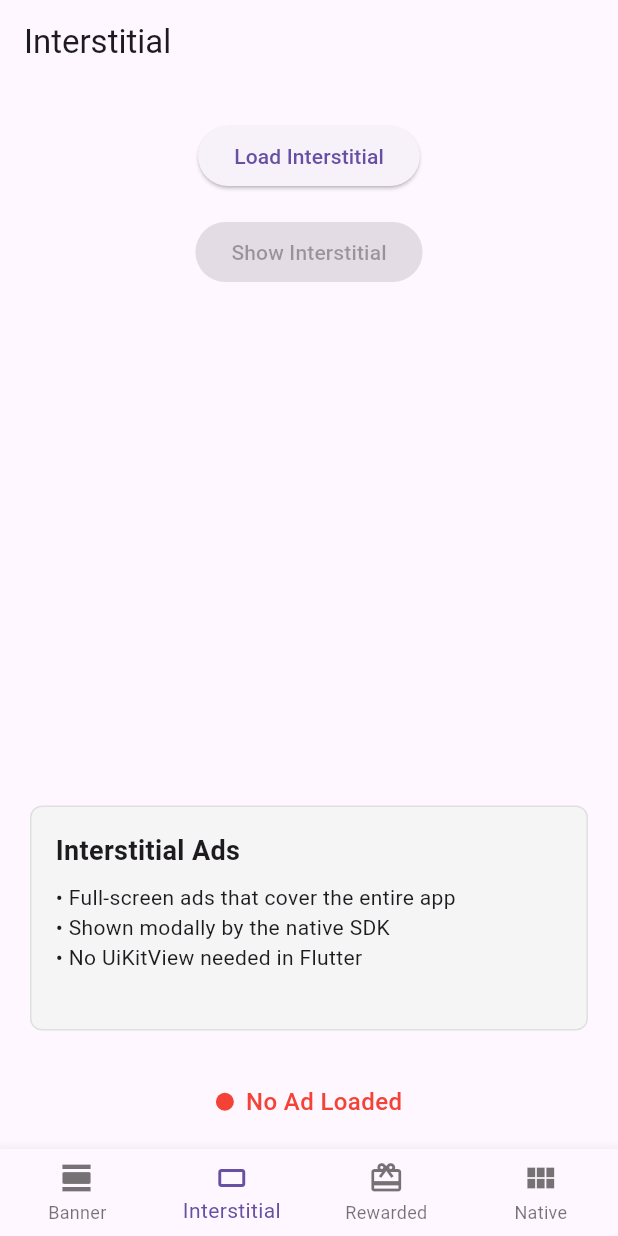
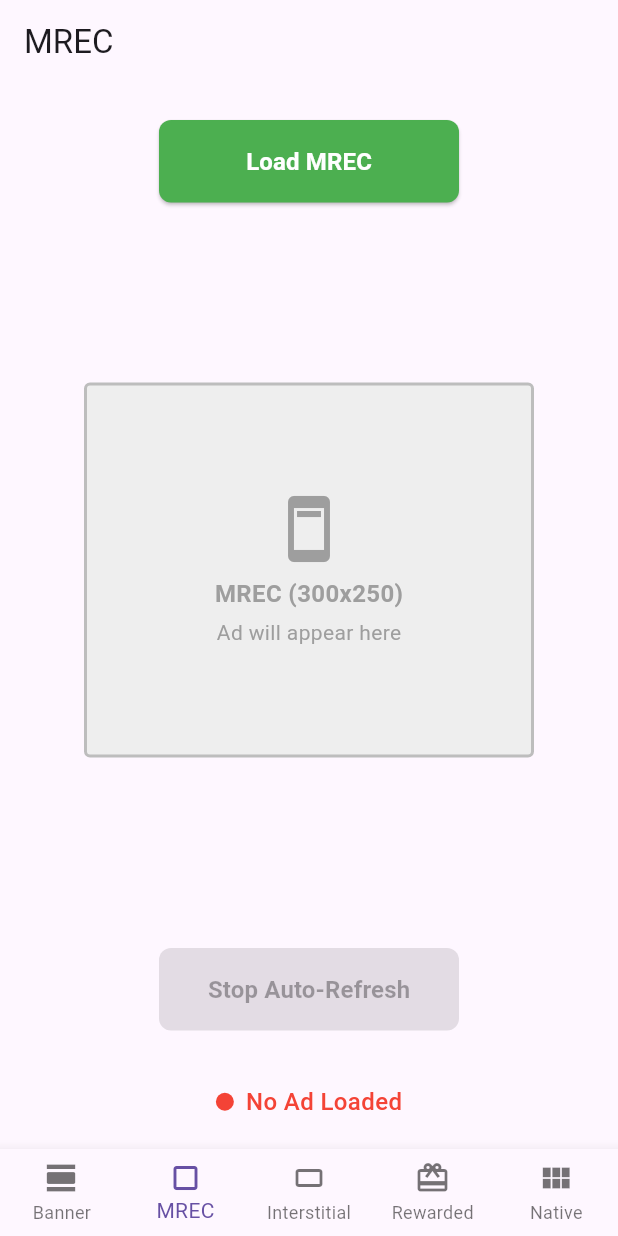
Before and after one commit to cloudx-io/cloudx-flutter, a Flutter app: the MainTabView screen opened directly with empty values, item 2 of the bottom bar chosen, on a phone screen of 412 x 824 dp. Run offline on Flutter 3.47's test engine with Material 3 defaults, Android fonts, the phone set to English and light mode, and no system bars.

Commit message:
Fix ad loading UI states and add MREC support
- Fixed banner/MREC status labels skipping loading state
- Added MREC tab with auto-refresh toggle
- Updated iOS plugin for Core SDK concrete type changes

```diff
--- a/cloudx_flutter_demo_app/lib/main.dart
+++ b/cloudx_flutter_demo_app/lib/main.dart
@@ -1,6 +1,7 @@
 import 'package:flutter/material.dart';
 import 'package:cloudx_flutter_sdk/cloudx.dart';
 import 'screens/banner_screen.dart';
+import 'screens/mrec_screen.dart';
 import 'screens/interstitial_screen.dart';
 import 'screens/rewarded_screen.dart';
 import 'screens/native_screen.dart';
@@ -193,6 +194,7 @@ class _MainTabViewState extends State<MainTabView> {
 
   static const List<Widget> _tabTitles = [
     Text('Banner'),
+    Text('MREC'),
     Text('Interstitial'),
     Text('Rewarded'),
     Text('Native'),
@@ -202,6 +204,7 @@ class _MainTabViewState extends State<MainTabView> {
   Widget build(BuildContext context) {
     final screens = [
       BannerScreen(isSDKInitialized: true, environment: widget.environment),
+      MRECScreen(isSDKInitialized: true, environment: widget.environment),
       InterstitialScreen(isSDKInitialized: true, environment: widget.environment),
       RewardedScreen(isSDKInitialized: true, environment: widget.environment),
       NativeScreen(isSDKInitialized: true, environment: widget.environment),
@@ -216,6 +219,7 @@ class _MainTabViewState extends State<MainTabView> {
         onTap: (index) => setState(() => _selectedIndex = index),
         items: const [
           BottomNavigationBarItem(icon: Icon(Icons.view_day), label: 'Banner'),
+          BottomNavigationBarItem(icon: Icon(Icons.crop_square), label: 'MREC'),
           BottomNavigationBarItem(icon: Icon(Icons.crop_3_2), label: 'Interstitial'),
           BottomNavigationBarItem(icon: Icon(Icons.card_giftcard), label: 'Rewarded'),
           BottomNavigationBarItem(icon: Icon(Icons.view_module), label: 'Native'),
--- /dev/null
+++ b/cloudx_flutter_demo_app/lib/screens/mrec_screen.dart
@@ -0,0 +1,485 @@
+import 'dart:io' show Platform;
+import 'package:flutter/material.dart';
+import 'package:flutter/services.dart';
+import 'package:cloudx_flutter_sdk/cloudx.dart';
+import 'base_ad_screen.dart';
+import '../config/demo_config.dart';
+
+/// MREC (Medium Rectangle) Ad Screen
+///
+/// Implements MREC ad functionality:
+/// - Creates MREC ad view on first load (user-initiated)
+/// - Supports auto-refresh start/stop toggle
+/// - Handles expand/collapse fullscreen events
+/// - Fixed 300x250 ad dimensions per IAB standards
+/// - Proper lifecycle management (create -> load -> show -> destroy)
+class MRECScreen extends BaseAdScreen {
+  final DemoEnvironmentConfig environment;
+
+  const MRECScreen({
+    super.key,
+    required super.isSDKInitialized,
+    required this.environment,
+  });
+
+  @override
+  State<MRECScreen> createState() => _MRECScreenState();
+}
+
+class _MRECScreenState extends BaseAdScreenState<MRECScreen> with AutomaticKeepAliveClientMixin {
+  // MREC ad instance and state
+  String? _currentAdId;
+  bool _isMRECLoaded = false;
+  bool _isMRECCreated = false;
+
+  // Auto-refresh state
+  bool _autoRefreshEnabled = true; // Default to enabled, matching ObjC
+
+  // MREC listener instance (MRECListener extends BannerListener)
+  MRECListener? _mrecListener;
+
+  // MREC standard dimensions (IAB Medium Rectangle)
+  static const double _mrecWidth = 300.0;
+  static const double _mrecHeight = 250.0;
+
+  @override
+  bool get wantKeepAlive => true;
+
+  @override
+  Widget build(BuildContext context) {
+    super.build(context); // Required for AutomaticKeepAliveClientMixin
+    return buildScreen(context);
+  }
+
+  @override
+  String getAdIdPrefix() => 'mrec';
+
+  void _log(String message) {
+    print('🟣 MREC: $message');
+  }
+
+  @override
+  void initState() {
+    super.initState();
+    _initializeMRECListener();
+    // DO NOT auto-create MREC - wait for user to press "Load MREC"
+    // This prevents the spurious "Ad Shown" callback that fires when the view is created
+    // WidgetsBinding.instance.addPostFrameCallback((_) {
+    //   _createAndAddMRECToView();
+    // });
+  }
+
+  /// Initialize MREC-specific listener with all delegate callbacks
+  /// MRECListener extends BannerListener (MRECs are built on banner infrastructure)
+  void _initializeMRECListener() {
+    _mrecListener = MRECListener()
+      ..onAdLoaded = _handleAdLoaded
+      ..onAdFailedToLoad = _handleAdFailedToLoad
+      ..onAdShown = _handleAdShown
+      ..onAdClicked = _handleAdClicked
+      ..onAdImpression = _handleAdImpression
+      ..onAdExpanded = _handleAdExpanded
+      ..onAdCollapsed = _handleAdCollapsed
+      ..onAdClosedByUser = _handleAdClosedByUser;
+
+    _log('MREC listener initialized with all delegates');
+  }
+
+  // ============================================================================
+  // MARK: - MREC Lifecycle Management
+  // ============================================================================
+
+  /// Create and add MREC to view hierarchy (called on first load)
+  Future<void> _createAndAddMRECToView() async {
+    if (_isMRECCreated) {
+      _log('MREC already created, skipping');
+      return;
+    }
+
+    _log('Auto-creating MREC and adding to view hierarchy...');
+
+    // Generate unique adId
+    _currentAdId = '${getAdIdPrefix()}_${DateTime.now().millisecondsSinceEpoch}';
+
+    _log('Creating MREC with adId: $_currentAdId, placement: ${widget.environment.mrecPlacement}');
+
+    try {
+      final success = await CloudX.createMREC(
+        adId: _currentAdId!,
+        placement: widget.environment.mrecPlacement,
+        listener: _mrecListener,
+      );
+
+      if (success) {
+        _log('✅ MREC created successfully and added to view hierarchy');
+        setState(() {
+          _isMRECCreated = true;
+        });
+        setCustomStatus(text: 'MREC Ready (not loaded)', color: Colors.grey);
+      } else {
+        _log('❌ Failed to create MREC');
+        _showErrorDialog('MREC Error', 'Failed to create MREC ad view.');
+        setAdState(AdState.noAd);
+      }
+    } catch (e) {
+      _log('❌ Exception creating MREC: $e');
+      _showErrorDialog('MREC Error', 'Exception creating MREC: $e');
+      setAdState(AdState.noAd);
+    }
+  }
+
+  // ============================================================================
+  // MARK: - User Actions
+  // ============================================================================
+
+  /// Load MREC ad (user-initiated)
+  @override
+  Future<void> _loadAd() async {
+    _log('User clicked Load MREC button');
+
+    if (!widget.isSDKInitialized) {
+      _showErrorDialog('SDK Not Initialized', 'Please initialize SDK first.');
+      return;
+    }
+
+    if (isLoading) {
+      _showErrorDialog('Info', 'MREC is already loading.');
+      return;
+    }
+
+    if (!_isMRECCreated) {
+      _log('MREC not created, creating now...');
+      await _createAndAddMRECToView();
+      if (!_isMRECCreated) {
+        return; // Creation failed
+      }
+    }
+
+    // Start loading
+    _log('Starting MREC load...');
+    setLoadingState(true);
+    setCustomStatus(text: 'Loading MREC...', color: Colors.orange);
+
+    // Allow UI to render the loading state before starting async load
+    await Future.delayed(const Duration(milliseconds: 50));
+
+    try {
+      final loadSuccess = await CloudX.loadMREC(adId: _currentAdId!);
+      _log('CloudX.loadMREC returned: $loadSuccess');
+
+      if (!loadSuccess) {
+        _log('❌ loadMREC returned false');
+        setAdState(AdState.noAd);
+        setCustomStatus(text: 'Failed to load MREC', color: Colors.red);
+        setLoadingState(false);
+      }
+      // Success case handled by onAdLoaded callback
+    } catch (e) {
+      _log('❌ Exception loading MREC: $e');
+      setAdState(AdState.noAd);
+      setCustomStatus(text: 'Error loading MREC: $e', color: Colors.red);
+      setLoadingState(false);
+    }
+  }
+
+  /// Not used for MREC (auto-shows when loaded)
+  @override
+  Future<void> _showAd() async {
+    // MREC ads are automatically shown when loaded, no explicit show needed
+    _log('Show button pressed (MREC auto-shows on load)');
+  }
+
+  /// Toggle auto-refresh on/off
+  void _toggleAutoRefresh() {
+    if (!_isMRECCreated || _currentAdId == null) {
+      _log('⚠️ Cannot toggle auto-refresh: MREC not created');
+      return;
+    }
+
+    setState(() {
+      _autoRefreshEnabled = !_autoRefreshEnabled;
+    });
+
+    if (_autoRefreshEnabled) {
+      _log('▶️ Starting auto-refresh');
+      CloudX.startAutoRefresh(adId: _currentAdId!);
+      setCustomStatus(text: 'Auto-refresh enabled', color: Colors.purple);
+    } else {
+      _log('⏸️ Stopping auto-refresh');
+      CloudX.stopAutoRefresh(adId: _currentAdId!);
+      setCustomStatus(text: 'Auto-refresh disabled', color: Colors.grey);
+    }
+  }
+
+  // ============================================================================
+  // MARK: - MREC Delegate Callbacks
+  // ============================================================================
+
+  void _handleAdLoaded() {
+    _log('✅ didLoadWithAd - MREC loaded successfully');
+    setLoadingState(false);
+    setAdState(AdState.ready);
+    setCustomStatus(text: 'MREC Ad Loaded', color: Colors.green);
+    setState(() {
+      _isMRECLoaded = true;
+    });
+  }
+
+  void _handleAdFailedToLoad(String error) {
+    _log('❌ failToLoadWithAd - Error: $error');
+    setLoadingState(false);
+    setAdState(AdState.noAd);
+    setCustomStatus(text: 'Failed to load: $error', color: Colors.red);
+    setState(() {
+      _isMRECLoaded = false;
+    });
+
+    // Show error dialog on main thread
+    WidgetsBinding.instance.addPostFrameCallback((_) {
+      _showErrorDialog('MREC Error', error);
+    });
+  }
+
+  void _handleAdShown() {
+    _log('👀 didShowWithAd - MREC shown to user');
+    setCustomStatus(text: 'MREC Ad Shown', color: Colors.green);
+  }
+
+  void _handleAdClicked() {
+    _log('👆 didClickWithAd - MREC clicked');
+    setCustomStatus(text: 'MREC Ad Clicked', color: Colors.blue);
+  }
+
+  void _handleAdImpression() {
+    _log('👁️ impressionOn - MREC impression recorded');
+    setCustomStatus(text: 'MREC Impression', color: Colors.green);
+  }
+
+  void _handleAdExpanded() {
+    _log('🔍 didExpandAd - MREC expanded to fullscreen');
+    setCustomStatus(text: 'MREC Expanded', color: Colors.purple);
+
+    // Show alert to user (matching ObjC behavior)
+    WidgetsBinding.instance.addPostFrameCallback((_) {
+      _showInfoDialog('MREC Expanded!', 'MREC ad expanded to full screen.');
+    });
+  }
+
+  void _handleAdCollapsed() {
+    _log('🔍 didCollapseAd - MREC collapsed from fullscreen');
+    setCustomStatus(text: 'MREC Collapsed', color: Colors.green);
+
+    // Show alert to user (matching ObjC behavior)
+    WidgetsBinding.instance.addPostFrameCallback((_) {
+      _showInfoDialog('MREC Collapsed!', 'MREC ad collapsed from full screen.');
+    });
+  }
+
+  void _handleAdClosedByUser() {
+    _log('✋ closedByUserActionWithAd - MREC closed by user');
+    setCustomStatus(text: 'MREC Closed', color: Colors.orange);
+    setState(() {
+      _isMRECLoaded = false;
+    });
+  }
+
+  // ============================================================================
+  // MARK: - UI Building
+  // ============================================================================
+
+  @override
+  Widget buildMainContent() {
+    return Column(
+      mainAxisAlignment: MainAxisAlignment.start,
+      crossAxisAlignment: CrossAxisAlignment.stretch,
+      children: [
+        const SizedBox(height: 24),
+        _buildLoadButton(),
+        const SizedBox(height: 120),
+        _buildMRECContainer(),
+        const Spacer(),
+        _buildAutoRefreshButton(),
+        const SizedBox(height: 16),
+      ],
+    );
+  }
+
+  /// Load MREC button
+  Widget _buildLoadButton() {
+    return Center(
+      child: ElevatedButton(
+        onPressed: isLoading ? null : _loadAd,
+        style: ElevatedButton.styleFrom(
+          backgroundColor: Colors.green,
+          foregroundColor: Colors.white,
+          padding: const EdgeInsets.symmetric(horizontal: 32, vertical: 16),
+          shape: RoundedRectangleBorder(
+            borderRadius: BorderRadius.circular(8),
+          ),
+          minimumSize: const Size(200, 44),
+        ),
+        child: Text(
+          isLoading ? 'Loading...' : 'Load MREC',
+          style: const TextStyle(
+            fontSize: 16,
+            fontWeight: FontWeight.bold,
+          ),
+        ),
+      ),
+    );
+  }
+
+  /// MREC ad container (300x250 fixed size)
+  Widget _buildMRECContainer() {
+    if (_isMRECCreated && _currentAdId != null) {
+      return Center(
+        child: Container(
+          width: _mrecWidth,
+          height: _mrecHeight,
+          decoration: BoxDecoration(
+            border: Border.all(color: Colors.grey.shade300, width: 2),
+            borderRadius: BorderRadius.circular(4),
+          ),
+          child: Platform.isAndroid
+              ? AndroidView(
+                  viewType: 'cloudx_banner_view', // MREC uses banner view type
+                  creationParams: {
+                    'adId': _currentAdId!,
+                    'width': _mrecWidth,
+                    'height': _mrecHeight,
+                  },
+                  creationParamsCodec: const StandardMessageCodec(),
+                )
+              : UiKitView(
+                  viewType: 'cloudx_banner_view', // MREC uses banner view type
+                  creationParams: {
+                    'adId': _currentAdId!,
+                  },
+                  creationParamsCodec: const StandardMessageCodec(),
+                ),
+        ),
+      );
+    } else {
+      return Center(
+        child: Container(
+          width: _mrecWidth,
+          height: _mrecHeight,
+          decoration: BoxDecoration(
+            color: Colors.grey[200],
+            border: Border.all(color: Colors.grey.shade400, width: 2),
+            borderRadius: BorderRadius.circular(4),
+          ),
+          child: const Center(
+            child: Column(
+              mainAxisAlignment: MainAxisAlignment.center,
+              children: [
+                Icon(Icons.ad_units, size: 48, color: Colors.grey),
+                SizedBox(height: 8),
+                Text(
+                  'MREC (300x250)',
+                  style: TextStyle(
+                    color: Colors.grey,
+                    fontSize: 16,
+                    fontWeight: FontWeight.bold,
+                  ),
+                ),
+                SizedBox(height: 4),
+                Text(
+                  'Ad will appear here',
+                  style: TextStyle(
+                    color: Colors.grey,
+                    fontSize: 14,
+                  ),
+                ),
+              ],
+            ),
+          ),
+        ),
+      );
+    }
+  }
+
+  /// Auto-refresh toggle button (positioned above status label)
+  Widget _buildAutoRefreshButton() {
+    return Center(
+      child: ElevatedButton(
+        onPressed: (_isMRECCreated && _currentAdId != null) ? _toggleAutoRefresh : null,
+        style: ElevatedButton.styleFrom(
+          backgroundColor: _autoRefreshEnabled ? Colors.red : Colors.green,
+          foregroundColor: Colors.white,
+          padding: const EdgeInsets.symmetric(horizontal: 24, vertical: 16),
+          shape: RoundedRectangleBorder(
+            borderRadius: BorderRadius.circular(8),
+          ),
+          minimumSize: const Size(200, 44),
+        ),
+        child: Text(
+          _autoRefreshEnabled ? 'Stop Auto-Refresh' : 'Start Auto-Refresh',
+          style: const TextStyle(
+            fontSize: 16,
+            fontWeight: FontWeight.bold,
+          ),
+        ),
+      ),
+    );
+  }
+
+  // ============================================================================
+  // MARK: - Helper Methods
+  // ============================================================================
+
+  void _showErrorDialog(String title, String message) {
+    showDialog(
+      context: context,
+      builder: (context) => AlertDialog(
+        title: Text(title),
+        content: Text(message),
+        actions: [
+          TextButton(
+            onPressed: () => Navigator.of(context).pop(),
+            child: const Text('OK'),
+          ),
+        ],
+      ),
+    );
+  }
+
+  void _showInfoDialog(String title, String message) {
+    showDialog(
+      context: context,
+      builder: (context) => AlertDialog(
+        title: Text(title),
+        content: Text(message),
+        icon: const Icon(Icons.info_outline, size: 48, color: Colors.blue),
+        actions: [
+          TextButton(
+            onPressed: () => Navigator.of(context).pop(),
+            child: const Text('OK'),
+          ),
+        ],
+      ),
+    );
+  }
+
+  /// Reset ad state and destroy MREC (called on dispose or viewWillDisappear)
+  void _resetAdState() {
+    if (_currentAdId != null) {
+      _log('🗑️ Destroying MREC ad with adId: $_currentAdId (critical for stopping auto-refresh)');
+      CloudX.destroyAd(adId: _currentAdId!);
+    }
+    setState(() {
+      _isMRECLoaded = false;
+      _isMRECCreated = false;
+      _currentAdId = null;
+    });
+    setAdState(AdState.noAd);
+    setCustomStatus(text: 'No Ad Loaded', color: Colors.red);
+  }
+
+  @override
+  void dispose() {
+    _log('dispose called - cleaning up MREC resources');
+    _resetAdState();
+    super.dispose();
+  }
+}
--- a/cloudx_flutter_sdk/lib/cloudx.dart
+++ b/cloudx_flutter_sdk/lib/cloudx.dart
@@ -438,6 +438,22 @@ class CloudX {
     return await _invokeMethod<bool>('isAdReady', {'adId': adId}) ?? false;
   }
 
+  /// Start auto-refresh for banner or MREC ad
+  ///
+  /// Enables automatic ad refresh for the specified banner/MREC ad instance.
+  /// The refresh interval is configured server-side in CloudX dashboard.
+  static Future<bool> startAutoRefresh({required String adId}) async {
+    return await _invokeMethod<bool>('startAutoRefresh', {'adId': adId}) ?? false;
+  }
+
+  /// Stop auto-refresh for banner or MREC ad
+  ///
+  /// Disables automatic ad refresh for the specified banner/MREC ad instance.
+  /// Critical to call this when destroying ads to prevent background timers.
+  static Future<bool> stopAutoRefresh({required String adId}) async {
+    return await _invokeMethod<bool>('stopAutoRefresh', {'adId': adId}) ?? false;
+  }
+
   // ============================================================================
   // MARK: - Generic Ad Methods
   // ============================================================================
@@ -689,5 +705,6 @@ class RewardedListener extends BaseAdListener {
 class NativeListener extends BaseAdListener {}
 
 /// Listener for MREC ad events
-/// Uses only the base callbacks from [BaseAdListener]
-class MRECListener extends BaseAdListener {}
+/// MRECs are built on banner infrastructure, so they use [BannerListener]
+/// which includes expand/collapse callbacks for MRAID support
+class MRECListener extends BannerListener {}
```
Also changed, not shown: cloudx_flutter_demo_app/lib/screens/banner_screen.dart (+11 -52 lines), 2 other files.
